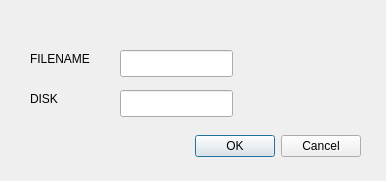
The window that MFSG/add_song.ui (camiloarp/PROYECTO_1_BUMBLEBEE) describes before a commit, drawn with Qt 5.
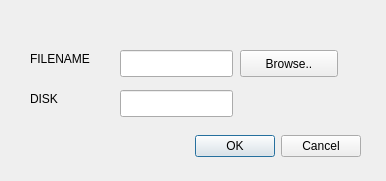
The same window after the commit.

```diff
--- a/MFSG/add_song.ui
+++ b/MFSG/add_song.ui
@@ -75,6 +75,19 @@
     <string>DISK</string>
    </property>
   </widget>
+  <widget class="QPushButton" name="Browse">
+   <property name="geometry">
+    <rect>
+     <x>240</x>
+     <y>50</y>
+     <width>98</width>
+     <height>27</height>
+    </rect>
+   </property>
+   <property name="text">
+    <string>Browse..</string>
+   </property>
+  </widget>
  </widget>
  <resources/>
  <connections>
```
